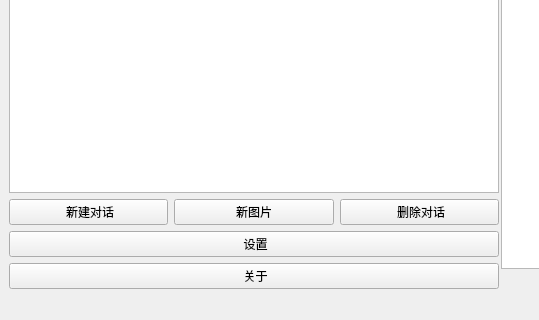
liyixin1/GPTalks, file ui/main_window.ui: the form before one commit; both pictures show x 0 to 539 and y 480 to 800 of the 1000 by 800 pixel window.
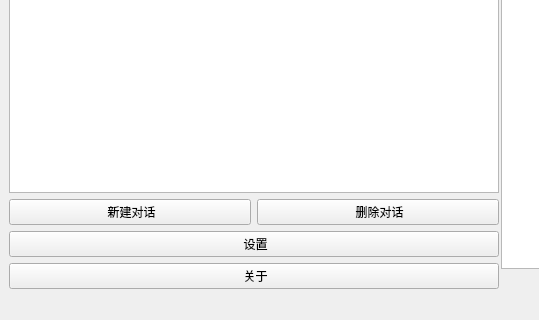
The form after the commit. Icons and pictures are not drawn.

Commit message: 删除多余按钮

```diff
--- a/ui/main_window.ui
+++ b/ui/main_window.ui
@@ -76,23 +76,6 @@
             </property>
            </widget>
           </item>
-          <item>
-           <widget class="QPushButton" name="pushButton_new_images">
-            <property name="text">
-             <string>新图片</string>
-            </property>
-            <property name="icon">
-             <iconset>
-              <normaloff>image/new_image.png</normaloff>image/new_image.png</iconset>
-            </property>
-            <property name="iconSize">
-             <size>
-              <width>20</width>
-              <height>20</height>
-             </size>
-            </property>
-           </widget>
-          </item>
           <item>
            <widget class="QPushButton" name="pushButton_delect">
             <property name="text">
```
The commit also changes 2 other files.
